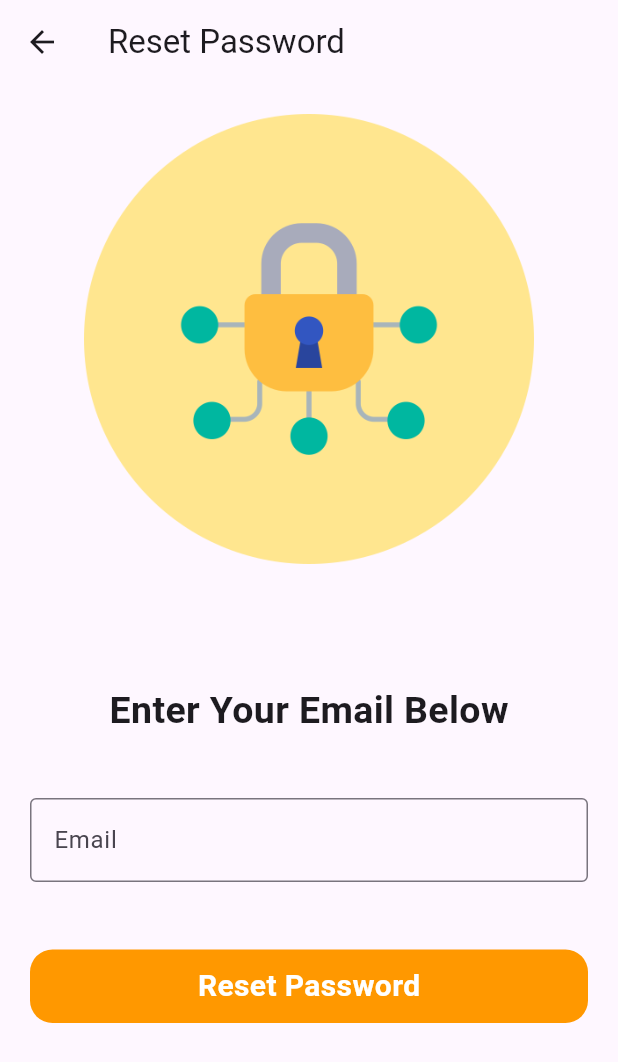
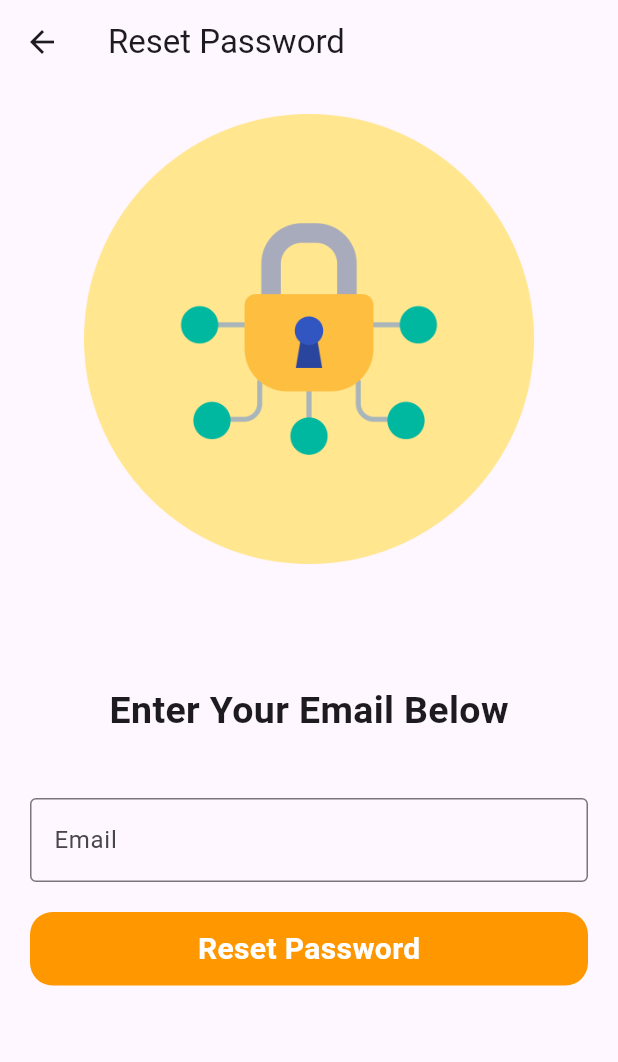
Before and after one commit to TechPyllars2024/AutoCareCarOwners, a Flutter app: the ForgotPasswordScreen screen opened directly, on a phone screen of 412 x 824 dp. Shown: the top 1062 px of the screen. Run offline on Flutter 3.47's test engine with Material 3 defaults, Android fonts, the phone set to English and light mode, and no system bars; drawn by our look-alikes of flutter_animate; our stand-ins replace cloud_firestore, curved_navigation_bar, firebase_auth, firebase_core, firebase_storage, get and 3 more; missing offline and left inert: flutter_pannable_rating_bar; accounts and stored records are empty.

Commit message:
update: custom button adjusted

```diff
--- a/lib/Authentication/widgets/button.dart
+++ b/lib/Authentication/widgets/button.dart
@@ -15,7 +15,7 @@ class MyButtons extends StatelessWidget {
     return InkWell(
       onTap: onTap,
       child: Padding(
-        padding: const EdgeInsets.only(top: 25.0),
+        padding: const EdgeInsets.only(top: 0.0),
         child: Container(
           alignment: Alignment.center,
           padding: const EdgeInsets.symmetric(vertical: 10),
```
